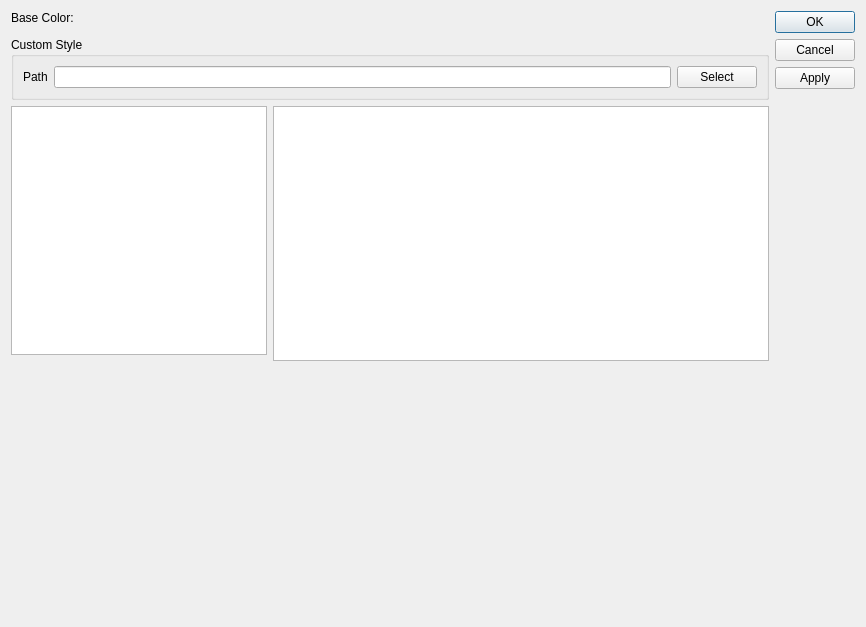
The window that src/styleeditor.ui (beige/CreatorStyleEdit) describes before a commit, drawn with Qt 5.
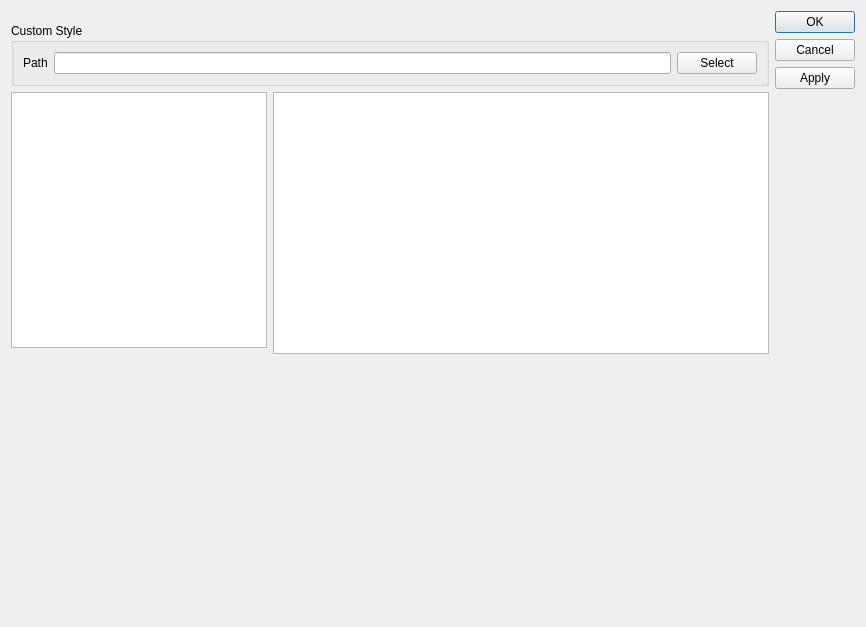
The same window after the commit. Custom widgets are drawn as their Qt base class.

Commit message: removed base color from dialog

The edit to the form file:
```diff
--- a/src/styleeditor.ui
+++ b/src/styleeditor.ui
@@ -14,7 +14,7 @@
    <string>Dialog</string>
   </property>
   <layout class="QGridLayout" name="gridLayout">
-   <item row="0" column="4" rowspan="6">
+   <item row="0" column="3" rowspan="6">
     <widget class="QDialogButtonBox" name="buttonBox">
      <property name="orientation">
       <enum>Qt::Vertical</enum>
@@ -24,14 +24,7 @@
      </property>
     </widget>
    </item>
-   <item row="0" column="0">
-    <widget class="QLabel" name="styleSheetBaseColorLabel">
-     <property name="text">
-      <string>Base Color:</string>
-     </property>
-    </widget>
-   </item>
-   <item row="5" column="2">
+   <item row="5" column="1">
     <spacer name="verticalSpacer">
      <property name="orientation">
       <enum>Qt::Vertical</enum>
@@ -44,7 +37,7 @@
      </property>
     </spacer>
    </item>
-   <item row="2" column="0" colspan="4">
+   <item row="2" column="0" colspan="3">
     <widget class="QGroupBox" name="customStyleGroupBox">
      <property name="title">
       <string>Custom Style</string>
@@ -74,7 +67,7 @@
      </layout>
     </widget>
    </item>
-   <item row="3" column="3" rowspan="2">
+   <item row="3" column="2" rowspan="2">
     <widget class="QTextEdit" name="styleDescriptionTextEdit">
      <property name="undoRedoEnabled">
       <bool>false</bool>
@@ -84,22 +77,11 @@
      </property>
     </widget>
    </item>
-   <item row="3" column="0" colspan="3">
+   <item row="3" column="0" colspan="2">
     <widget class="QListWidget" name="styleListWidget"/>
    </item>
-   <item row="0" column="1" colspan="2">
-    <widget class="ColorSelectorWidget" name="styleSheetBaseSelector" native="true"/>
-   </item>
   </layout>
  </widget>
- <customwidgets>
-  <customwidget>
-   <class>ColorSelectorWidget</class>
-   <extends>QWidget</extends>
-   <header>colorselectorwidget.h</header>
-   <container>1</container>
-  </customwidget>
- </customwidgets>
  <resources/>
  <connections>
   <connection>
```
The commit also changes 7 other files.
